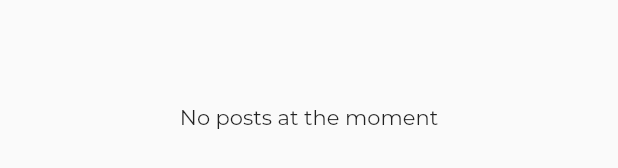
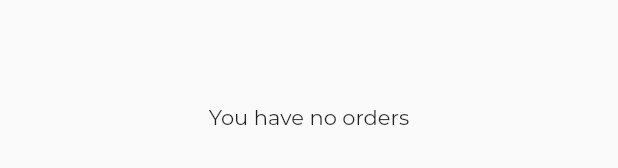
Before and after one commit to hedi-ghodhbane/flutter-shop, a Flutter app: the NavBar widget shown alone on an empty page, opened directly, after a tap on "Orders", on a phone screen of 412 x 824 dp. Shown: the part 543-711 px from the top of the screen. Run offline on Flutter 3.47's test engine with Material 2 defaults, Android fonts, the phone set to English and light mode, and no system bars; our stand-ins replace cached_network_image, carousel_slider, cloud_firestore, firebase_auth, firebase_core, flutter_spinkit and 4 more; missing offline and left inert: cloud_firestore_web, firebase_auth_web, firebase_core_web; accounts and stored records are empty; network calls fail; statements that could not run were skipped.

Commit message:
fix login issue and order

```diff
--- a/lib/screens/orders.dart
+++ b/lib/screens/orders.dart
@@ -1,10 +1,24 @@
 import 'package:aewebshop/constants/sizes.dart';
+import 'package:aewebshop/controllers/user_controller.dart';
 import 'package:aewebshop/screens/widget/nav_bar.dart';
 import 'package:cloud_firestore/cloud_firestore.dart';
 import 'package:flutter/material.dart';
 import 'package:get/get.dart';
 
-class UserOrder extends StatelessWidget {
+class UserOrder extends StatefulWidget {
+  @override
+  _UserOrderState createState() => _UserOrderState();
+}
+
+class _UserOrderState extends State<UserOrder> {
+  UserController _userController = Get.find();
+
+  @override
+  void initState() {
+    super.initState();
+    if (_userController.userData.value.name == null) {}
+  }
+
   @override
   Widget build(BuildContext context) {
     var size = MediaQuery.of(context).size;
@@ -44,12 +58,14 @@ class UserOrder extends StatelessWidget {
                   // <2> Pass `Stream<QuerySnapshot>` to stream
                   stream: FirebaseFirestore.instance
                       .collection('orders')
-                      .orderBy("timestamp", descending: true)
+                      // .orderBy("timestamp", descending: true)
+                      .where("id",
+                          isEqualTo: _userController?.userData?.value?.id ?? "")
                       .snapshots(),
                   builder: (context, snapshot) {
                     if (snapshot.hasData) {
                       if (snapshot.data.docs.length == 0) {
-                        return Center(child: Text("No posts at the moment"));
+                        return Center(child: Text("You have no orders"));
                       } else {
                         return ListView.separated(
                           separatorBuilder: (_, __) => Divider(
@@ -72,6 +88,8 @@ class UserOrder extends StatelessWidget {
                           },
                         );
                       }
+                    } else if (snapshot.hasError) {
+                      return Text(snapshot.error.toString());
                     } else {
                       return Center(
                         child: CircularProgressIndicator(),
--- a/lib/screens/widget/nav_bar.dart
+++ b/lib/screens/widget/nav_bar.dart
@@ -42,8 +42,7 @@ class NavBar extends StatelessWidget {
 
   Drawer forSmallScreen(buttonStyle) {
     return Drawer(
-      child: Obx(
-        () => Container(
+      child: Container(
         color: Colors.white,
         width: Get.width * 0.5,
         height: Get.height,
@@ -65,10 +64,8 @@ class NavBar extends StatelessWidget {
                   height: 20,
                 ),
                 Text(
-                      "Welcome " +
-                          (_userController?.userData?.value?.name ?? ""),
-                      style:
-                          TextStyle(fontSize: 20, fontWeight: FontWeight.bold))
+                    "Welcome " + (_userController?.userData?.value?.name ?? ""),
+                    style: TextStyle(fontSize: 20, fontWeight: FontWeight.bold))
               ],
             )),
             Container(
@@ -114,17 +111,14 @@ class NavBar extends StatelessWidget {
           ],
         ),
       ),
-      ),
     );
   }
 
   Widget forLargeScreen(ButtonStyle buttonStyle) {
-    return Obx(
-      () => Padding(
+    return Padding(
       padding: const EdgeInsets.all(5.0),
       child: buildButtonBar(buttonStyle,
           userName: _userController.userData.value.name),
-      ),
     );
   }
 
```
Also changed, not shown: lib/controllers/cart_controller.dart (+9 -0 lines), lib/controllers/user_controller.dart (+17 -10 lines), 1 other file. Lines whose indentation alone changed are shown as unchanged.
